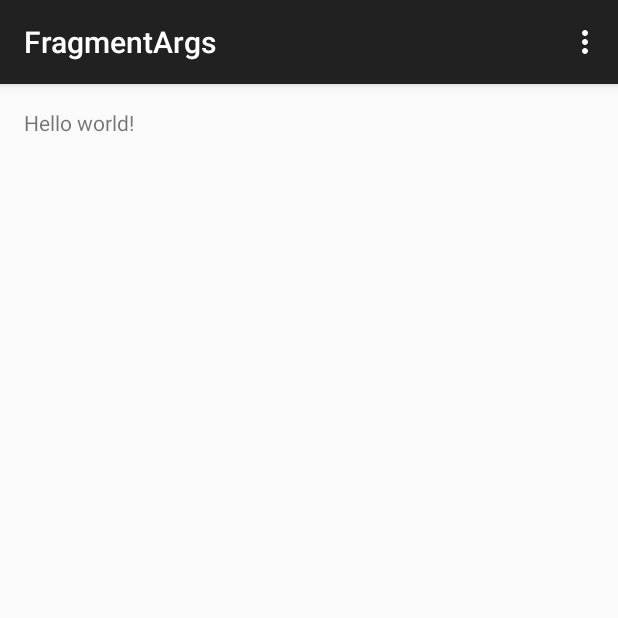
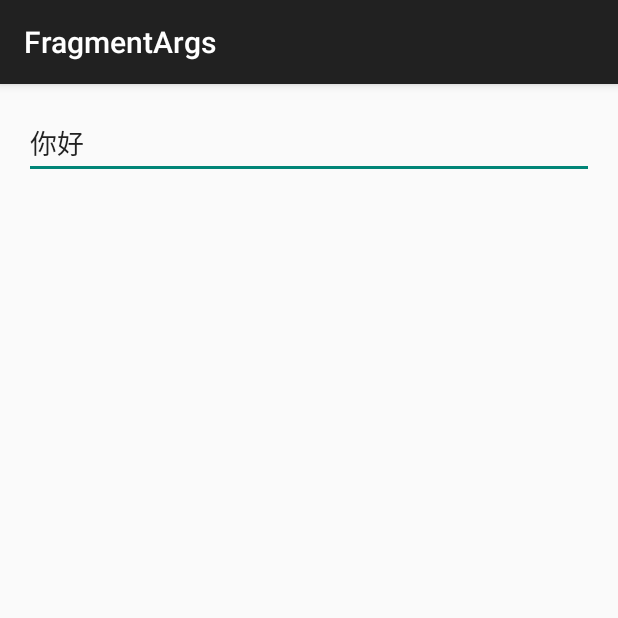
Before and after one commit to wenjiang/FragmentArgs, an Android app: the screen it shows after launch (MainActivity), on a phone screen of 412 x 824 dp, the top half of it. Run offline under Robolectric (Android 15) with nearby library versions, the phone set to English and light mode, and no system bars.

Commit message:
提交例子

```diff
--- a/app/src/main/java/com/zwb/args/fragmentargs/activity/MainActivity.java
+++ b/app/src/main/java/com/zwb/args/fragmentargs/activity/MainActivity.java
@@ -1,11 +1,14 @@
 package com.zwb.args.fragmentargs.activity;
 
+import android.support.v4.app.FragmentManager;
+import android.support.v4.app.FragmentTransaction;
 import android.support.v7.app.ActionBarActivity;
 import android.os.Bundle;
 import android.view.Menu;
 import android.view.MenuItem;
 
 import com.zwb.args.fragmentargs.R;
+import com.zwb.args.fragmentargs.fragment.FragmentA;
 
 
 public class MainActivity extends ActionBarActivity {
@@ -14,28 +17,14 @@ public class MainActivity extends ActionBarActivity {
     protected void onCreate(Bundle savedInstanceState) {
         super.onCreate(savedInstanceState);
         setContentView(R.layout.activity_main);
-    }
 
-
-    @Override
-    public boolean onCreateOptionsMenu(Menu menu) {
-        // Inflate the menu; this adds items to the action bar if it is present.
-        getMenuInflater().inflate(R.menu.menu_main, menu);
-        return true;
-    }
-
-    @Override
-    public boolean onOptionsItemSelected(MenuItem item) {
-        // Handle action bar item clicks here. The action bar will
-        // automatically handle clicks on the Home/Up button, so long
-        // as you specify a parent activity in AndroidManifest.xml.
-        int id = item.getItemId();
-
-        //noinspection SimplifiableIfStatement
-        if (id == R.id.action_settings) {
-            return true;
-        }
-
-        return super.onOptionsItemSelected(item);
+        FragmentA a = new FragmentA();
+        Bundle bundle = new Bundle();
+        bundle.putString("text", "你好");
+        a.setArguments(bundle);
+        FragmentManager manager = getSupportFragmentManager();
+        FragmentTransaction transaction = manager.beginTransaction();
+        transaction.add(R.id.container, a);
+        transaction.commit();
     }
 }
--- a/app/src/main/java/com/zwb/args/fragmentargs/annotations/Arg.java
+++ b/app/src/main/java/com/zwb/args/fragmentargs/annotations/Arg.java
@@ -7,15 +7,10 @@ import java.lang.annotation.RetentionPolicy;
 import java.lang.annotation.Target;
 
 /**
- * Fragment的参数注解
- * Created by wenbiao_zheng on 2015/1/26.
- *
- * @author wenbiao_zheng
+ * Created by zwb on 2016/7/17.
  */
-
 @Target(ElementType.FIELD)
 @Retention(RetentionPolicy.RUNTIME)
 @Documented
 public @interface Arg {
-    String value() default "";
 }
--- a/app/src/main/java/com/zwb/args/fragmentargs/annotations/FragmentArgs.java
+++ /dev/null
@@ -1,54 +0,0 @@
-package com.zwb.args.fragmentargs.annotations;
-
-import android.support.v4.app.Fragment;
-
-import com.maomao.client.utils.LogUtil;
-
-import java.lang.reflect.Field;
-import java.util.HashMap;
-import java.util.Map;
-
-/**
- * Fragment的参数解析
- * Created by wenbiao_zheng on 2015/2/4.
- *
- * @author wenbiao_zheng
- */
-public class FragmentArgs {
-    private static Map<String, Field> valueMap = new HashMap<String, Field>();
-
-    /**
-     * 注册表的注册，会根据注册进来的Fragment生成参数的映射表
-     *
-     * @param fragment 要注册的Fragment
-     */
-    public static void inject(Fragment fragment) {
-        Class<?> clazz = fragment.getClass();
-        for (Field field : clazz.getDeclaredFields()) {
-            if (field.isAnnotationPresent(Arg.class)) {
-                Arg arg = field.getAnnotation(Arg.class);
-                String key = arg.value();
-                valueMap.put(clazz.getName() + key, field);
-            }
-        }
-    }
-
-    /**
-     * 设置参数的值
-     *
-     * @param fragment 要设置值的Fragment
-     * @param params   要设置值的参数
-     * @param objects  要设置的值
-     */
-    public static void setValue(Fragment fragment, String[] params, Object[] objects) {
-        for (int i = 0, size = params.length; i < size; ++i) {
-            Field field = valueMap.get(fragment.getClass().getName() + params[i]);
-            try {
-                field.setAccessible(true);
-                field.set(fragment, objects[i]);
-            } catch (IllegalAccessException e) {
-                LogUtil.e(e.toString());
-            }
-        }
-    }
-}
--- /dev/null
+++ b/app/src/main/java/com/zwb/args/fragmentargs/fragment/FragmentA.java
@@ -0,0 +1,39 @@
+package com.zwb.args.fragmentargs.fragment;
+
+import android.os.Bundle;
+import android.support.annotation.Nullable;
+import android.support.v4.app.Fragment;
+import android.view.LayoutInflater;
+import android.view.View;
+import android.view.ViewGroup;
+import android.widget.EditText;
+
+import com.zwb.args.fragmentargs.R;
+import com.zwb.args.fragmentargs.annotations.Arg;
+
+/**
+ * Created by zwb on 2016/7/15.
+ */
+public class FragmentA extends Fragment {
+    @Arg
+    private String text;
+
+    @Override
+    public void onCreate(@Nullable Bundle savedInstanceState) {
+        super.onCreate(savedInstanceState);
+        FragmentInject.inject(this);
+    }
+
+    @Nullable
+    @Override
+    public View onCreateView(LayoutInflater inflater, @Nullable ViewGroup container, @Nullable Bundle savedInstanceState) {
+        View view = inflater.inflate(R.layout.fragment_a, null);
+        return view;
+    }
+
+    @Override
+    public void onViewCreated(View view, @Nullable Bundle savedInstanceState) {
+        super.onViewCreated(view, savedInstanceState);
+        ((EditText) view.findViewById(R.id.et)).setText(text);
+    }
+}
--- /dev/null
+++ b/app/src/main/java/com/zwb/args/fragmentargs/fragment/FragmentInject.java
@@ -0,0 +1,29 @@
+package com.zwb.args.fragmentargs.fragment;
+
+import android.os.Bundle;
+import android.support.v4.app.Fragment;
+import android.util.Log;
+
+import com.zwb.args.fragmentargs.annotations.Arg;
+
+import java.lang.reflect.Field;
+
+/**
+ * Created by zwb on 2016/7/17.
+ */
+public class FragmentInject {
+    public static void inject(Fragment fragment) {
+        Bundle data = fragment.getArguments();
+        Field[] fields = fragment.getClass().getDeclaredFields();
+        for (Field field : fields) {
+            if (field.isAnnotationPresent(Arg.class)) {
+                field.setAccessible(true);
+                try {
+                    field.set(fragment, data.get(field.getName()));
+                } catch (IllegalAccessException e) {
+
+                }
+            }
+        }
+    }
+}
--- a/app/src/main/res/layout/activity_main.xml
+++ b/app/src/main/res/layout/activity_main.xml
@@ -1,11 +1,14 @@
+<?xml version="1.0" encoding="utf-8"?>
 <RelativeLayout xmlns:android="http://schemas.android.com/apk/res/android"
-    xmlns:tools="http://schemas.android.com/tools" android:layout_width="match_parent"
-    android:layout_height="match_parent" android:paddingLeft="@dimen/activity_horizontal_margin"
+    android:layout_width="match_parent"
+    android:layout_height="match_parent"
+    android:paddingBottom="@dimen/activity_vertical_margin"
+    android:paddingLeft="@dimen/activity_horizontal_margin"
     android:paddingRight="@dimen/activity_horizontal_margin"
-    android:paddingTop="@dimen/activity_vertical_margin"
-    android:paddingBottom="@dimen/activity_vertical_margin" tools:context=".MainActivity">
+    android:paddingTop="@dimen/activity_vertical_margin">
 
-    <TextView android:text="@string/hello_world" android:layout_width="wrap_content"
+    <FrameLayout
+        android:id="@+id/container"
+        android:layout_width="match_parent"
         android:layout_height="wrap_content" />
-
 </RelativeLayout>
--- /dev/null
+++ b/app/src/main/res/layout/fragment_a.xml
@@ -0,0 +1,12 @@
+<?xml version="1.0" encoding="utf-8"?>
+<LinearLayout xmlns:android="http://schemas.android.com/apk/res/android"
+    android:layout_width="match_parent"
+    android:layout_height="match_parent"
+    android:orientation="vertical">
+
+    <EditText
+        android:id="@+id/et"
+        android:layout_width="match_parent"
+        android:layout_height="wrap_content"
+        android:text="点击" />
+</LinearLayout>
```
Also changed, not shown: 2 other files.
